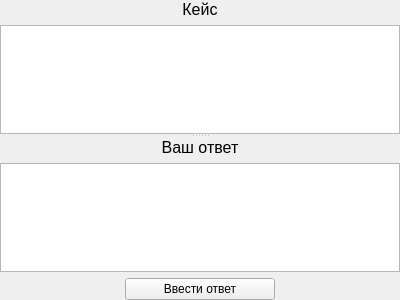
The window that training/questionpage.ui (TheMrButcher/offline-mentor) describes before a commit, drawn with Qt 5.
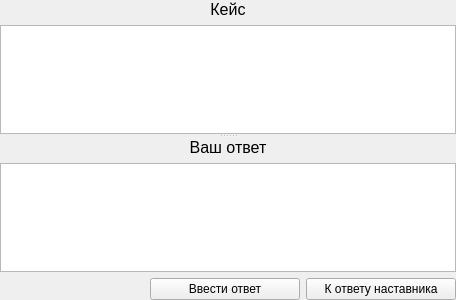
The same window after the commit. Icons and pictures are not drawn.

Commit message:
Реализовал показ ответа наставника
Closed #32

```diff
--- a/training/questionpage.ui
+++ b/training/questionpage.ui
@@ -92,6 +92,22 @@
        </property>
       </spacer>
      </item>
+     <item>
+      <spacer name="horizontalSpacer_3">
+       <property name="orientation">
+        <enum>Qt::Horizontal</enum>
+       </property>
+       <property name="sizeType">
+        <enum>QSizePolicy::Fixed</enum>
+       </property>
+       <property name="sizeHint" stdset="0">
+        <size>
+         <width>150</width>
+         <height>20</height>
+        </size>
+       </property>
+      </spacer>
+     </item>
      <item>
       <widget class="QPushButton" name="enterButton">
        <property name="minimumSize">
@@ -103,6 +119,27 @@
        <property name="text">
         <string>Ввести ответ</string>
        </property>
+       <property name="icon">
+        <iconset resource="resources.qrc">
+         <normaloff>:/icons/ok.png</normaloff>:/icons/ok.png</iconset>
+       </property>
+      </widget>
+     </item>
+     <item>
+      <widget class="QPushButton" name="toMentorAnswerButton">
+       <property name="minimumSize">
+        <size>
+         <width>150</width>
+         <height>0</height>
+        </size>
+       </property>
+       <property name="text">
+        <string>К ответу наставника</string>
+       </property>
+       <property name="icon">
+        <iconset resource="resources.qrc">
+         <normaloff>:/icons/forward.png</normaloff>:/icons/forward.png</iconset>
+       </property>
       </widget>
      </item>
      <item>
```
Left out of the diff: 7 changed lines with no effect on the pictures. The commit also changes 13 other files.
